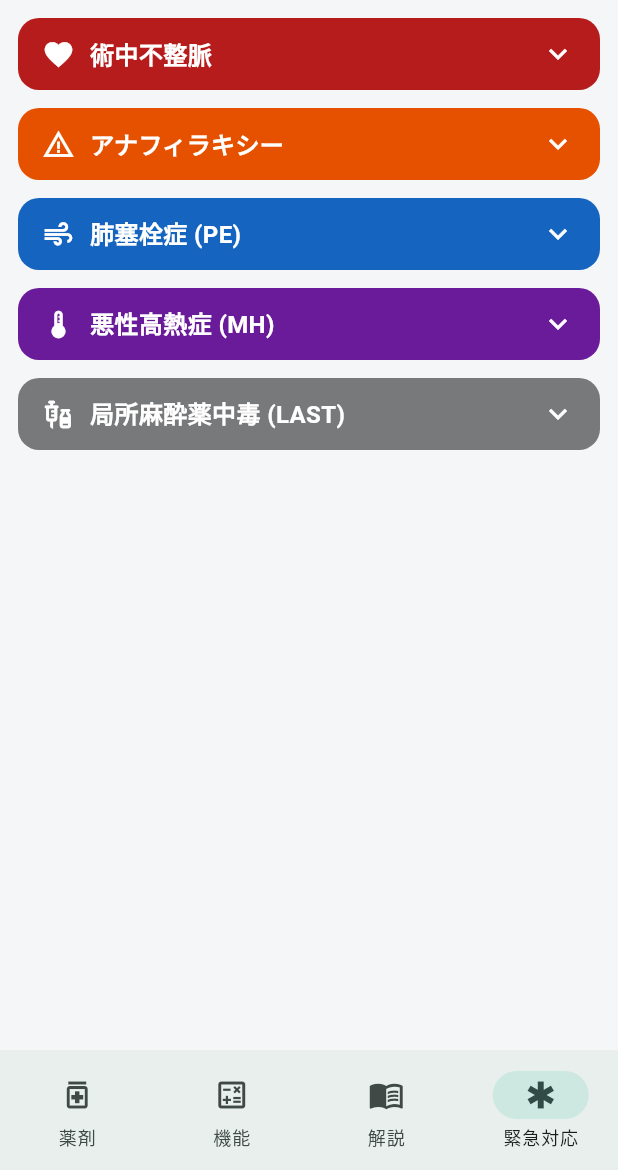
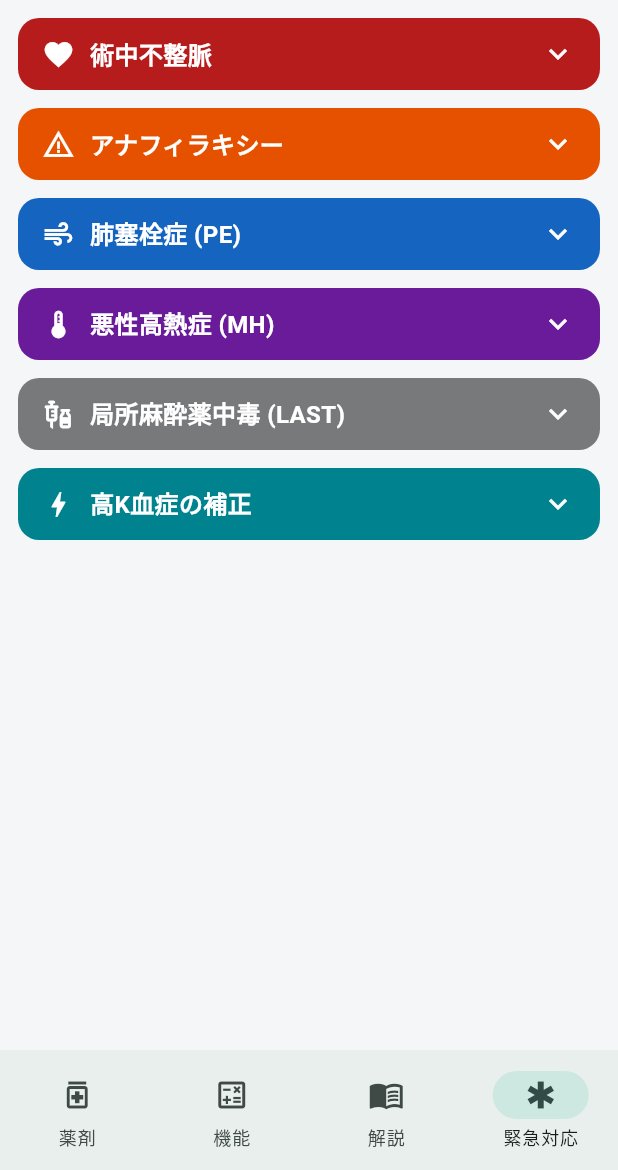
Before and after one commit to shou12101990-ctrl/masui_ref, a Flutter app: the screen it shows after launch, item 4 of the bottom bar chosen, on a phone screen of 412 x 824 dp, the part 66-1236 px from its top. Run offline on Flutter 3.47's test engine with Material 3 defaults, Android fonts, the phone set to English and light mode, and no system bars.

Commit message:
refactor: 解説の緊急対応ノートを削除し緊急対応タブへ転記
- columns.dart: 緊急対応カテゴリ(アナフィラキシー/アスピリン喘息/高K補正)を削除、_cEmg除去
- emergency_screen: アナフィラキシーに年齢別筋注量を追記、高K血症の補正セクションを新設

Co-Authored-By: Claude Opus 4.8 <noreply@anthropic.com>

```diff
--- a/lib/screens/emergency_screen.dart
+++ b/lib/screens/emergency_screen.dart
@@ -100,7 +100,8 @@ class _EmergencyScreenState extends State<EmergencyScreen> {
                             '■ Step 2: アドレナリン（最優先）\n'
                             '成人 0.3〜0.5mg 筋注（大腿中央外側），小児 0.01mg/kg\n'
                             '重篤/循環虚脱 → アドレナリン 0.1〜1mg iv（1mg/10mL に希釈して少量ずつ）\n'
-                            '持続 → NAd 0.05〜0.1γ から開始\n\n'
+                            '持続 → NAd 0.05〜0.1γ から開始\n'
+                            '筋注量(1mg/mL希釈)… 10kg以下 0.01mL/kg ／ 1-5歳 0.15mL ／ 6-12歳 0.3mL ／ 13歳-成人 0.5mL\n\n'
                             '■ Step 3: 輸液\n'
                             '生食 1〜2L 急速投与（血管拡張・血液分布異常による循環虚脱に対応）\n\n'
                             '■ Step 4: 追加治療\n'
@@ -213,6 +214,30 @@ class _EmergencyScreenState extends State<EmergencyScreen> {
                             '→ アドレナリンは少量（< 1μg/kg）に\n'
                             '→ 上記無効 → ECMO 導入考慮\n'
                             '→ リドカインで LAST が起きた場合：アミオダロン/リドカイン 禁忌，プロポフォールは慎重に',
+                      ),
+                    ],
+                  ),
+                  SizedBox(height: 12),
+                  _EmergencySection(
+                    title: '高K血症の補正',
+                    icon: Icons.bolt,
+                    color: Color(0xFF00838F),
+                    protocols: [
+                      _Protocol(
+                        title: '高カリウム血症の対応',
+                        body: '■ ① 心臓の感受性を下げる（膜安定化）\n'
+                            '・カルチコール（グルコン酸Ca）… 心電図変化があれば最優先。血清Kは下げないが心筋を保護する。\n\n'
+                            '■ ② 細胞内へKを取り込ませる\n'
+                            '・GI療法（グルコース＋インスリン）\n'
+                            '・メイロン（重炭酸Na）… アシドーシス補正を介して細胞内移行\n'
+                            '・メプチン（β2刺激薬）吸入 … 副作用：頻脈\n\n'
+                            '■ ③ 全体的に体外へ排泄して下げる\n'
+                            '・フロセミド（利尿）\n'
+                            '・CRRT（血液浄化）\n'
+                            '・ロケルマ … 経腸的に血中のKを吸着して排泄させる\n\n'
+                            '■ 補足\n'
+                            '・腎機能低下に伴う高Kではメイロンが使いやすい。\n'
+                            '・ただし呼吸状態が悪いときはCO2を貯留させ呼吸性アシドーシスを助長するため注意。',
                       ),
                     ],
                   ),
```
Also changed, not shown: lib/data/columns.dart (+0 -51 lines).
